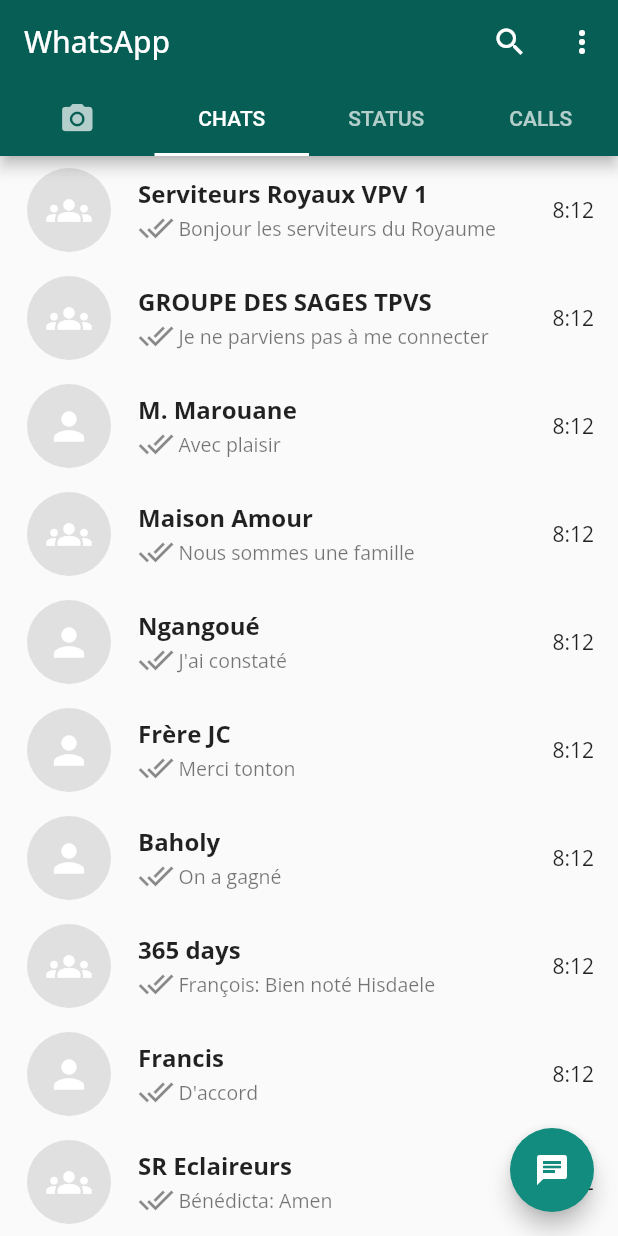
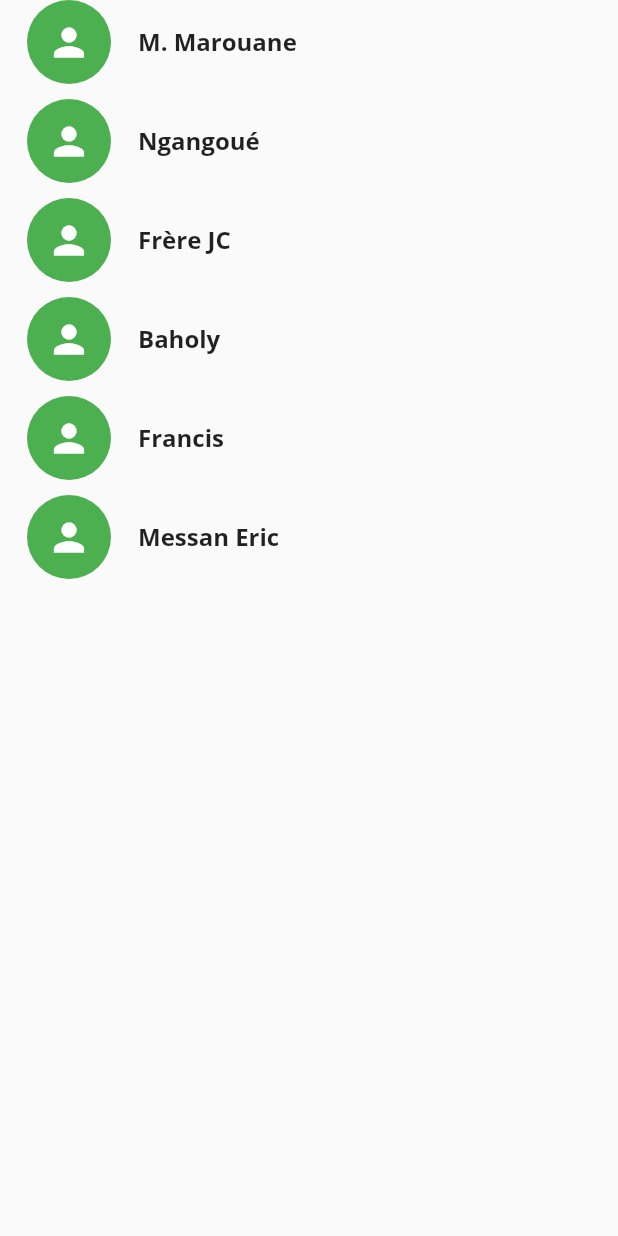
Before and after one commit to Hisdaele/whatsapp-clone, a Flutter app: the screen it shows after launch, on a phone screen of 412 x 824 dp. Run offline on Flutter 3.47's test engine with Material 2 defaults, Android fonts, the phone set to English and light mode, and no system bars; our stand-ins replace camera, google_fonts, socket_io_client, video_player.

```diff
--- a/mobile/lib/custom_ui/custom_card.dart
+++ b/mobile/lib/custom_ui/custom_card.dart
@@ -5,8 +5,10 @@ import '../models/chat.dart';
 
 class CustomCard extends StatelessWidget {
   final Chat chat;
+  final Chat sourceChat;
 
-  const CustomCard({Key? key, required this.chat}) : super(key: key);
+  const CustomCard({Key? key, required this.chat, required this.sourceChat})
+      : super(key: key);
 
   @override
   Widget build(BuildContext context) {
@@ -17,6 +19,7 @@ class CustomCard extends StatelessWidget {
           MaterialPageRoute(
               builder: (context) => IndividualScreen(
                     chat: chat,
+                sourceChat: sourceChat
                   )),
         );
       },
--- a/mobile/lib/main.dart
+++ b/mobile/lib/main.dart
@@ -3,6 +3,7 @@ import 'package:flutter/material.dart';
 import 'package:google_fonts/google_fonts.dart';
 import 'package:whatsapp/screens/camera_screen.dart';
 import 'package:whatsapp/screens/home_screen.dart';
+import 'package:whatsapp/screens/login_screen.dart';
 
 Future<void> main() async {
   WidgetsFlutterBinding.ensureInitialized();
@@ -21,7 +22,7 @@ class App extends StatelessWidget {
             primaryColor: const Color(0xFF075E54),
             accentColor: const Color(0xFF128C7E)
         ),
-        home: const HomeScreen()
+        home: const LoginScreen()
     );
   }
 }
--- a/mobile/lib/models/chat.dart
+++ b/mobile/lib/models/chat.dart
@@ -1,4 +1,5 @@
 class Chat {
+  int id;
   String name;
   String icon;
   bool isGroup;
@@ -6,6 +7,7 @@ class Chat {
   String currentMessage;
 
   Chat({
+    required this.id,
     required this.name,
     required this.icon,
     required this.isGroup,
--- a/mobile/lib/screens/home_screen.dart
+++ b/mobile/lib/screens/home_screen.dart
@@ -2,8 +2,12 @@ import 'package:flutter/material.dart';
 import 'package:whatsapp/pages/camera_page.dart';
 import 'package:whatsapp/pages/chat_page.dart';
 
+import '../models/chat.dart';
+
 class HomeScreen extends StatefulWidget {
-  const HomeScreen({Key? key}) : super(key: key);
+  final List<Chat> chats;
+  final Chat sourceChat;
+  const HomeScreen({Key? key, required this.chats, required this.sourceChat}) : super(key: key);
 
   @override
   _HomeScreenState createState() => _HomeScreenState();
@@ -73,11 +77,11 @@ class _HomeScreenState extends State<HomeScreen>
       ),
       body: TabBarView(
         controller: _controller,
-        children: const [
-          CameraPage(),
-          ChatPage(),
-          Text("Status"),
-          Text("Calls")
+        children:  [
+          const CameraPage(),
+          ChatPage(chats: widget.chats,sourceChat: widget.sourceChat,),
+          const Text("Status"),
+          const Text("Calls")
         ],
       ),
     );
--- /dev/null
+++ b/mobile/lib/screens/login_screen.dart
@@ -0,0 +1,86 @@
+import 'package:flutter/material.dart';
+import 'package:whatsapp/custom_ui/button_card.dart';
+import 'package:whatsapp/screens/home_screen.dart';
+
+import '../models/chat.dart';
+
+class LoginScreen extends StatefulWidget {
+  const LoginScreen({Key? key}) : super(key: key);
+
+  @override
+  State<LoginScreen> createState() => _LoginScreenState();
+}
+
+class _LoginScreenState extends State<LoginScreen> {
+  late Chat sourceChat;
+  List<Chat> chats = [
+    Chat(
+        name: 'M. Marouane',
+        icon: 'person.svg',
+        isGroup: false,
+        time: '8:12',
+        currentMessage: 'Avec plaisir ',
+        id: 1),
+    Chat(
+        name: 'Ngangoué',
+        icon: 'person.svg',
+        isGroup: false,
+        time: '8:12',
+        currentMessage: "J'ai constaté",
+        id: 2),
+    Chat(
+        name: 'Frère JC',
+        icon: 'person.svg',
+        isGroup: false,
+        time: '8:12',
+        currentMessage: 'Merci tonton',
+        id: 3),
+    Chat(
+        name: 'Baholy',
+        icon: 'person.svg',
+        isGroup: false,
+        time: '8:12',
+        currentMessage: 'On a gagné',
+        id: 4),
+    Chat(
+        name: 'Francis',
+        icon: 'person.svg',
+        isGroup: false,
+        time: '8:12',
+        currentMessage: "D'accord",
+        id: 5),
+    Chat(
+        name: 'Messan Eric',
+        icon: 'person.svg',
+        isGroup: false,
+        time: '8:12',
+        currentMessage: 'Shalom Eric',
+        id: 6),
+  ];
+
+  @override
+  Widget build(BuildContext context) {
+    return Scaffold(
+      body: ListView.separated(
+        itemCount: chats.length,
+        itemBuilder: (_, index) => InkWell(
+            onTap: () {
+              sourceChat = chats.removeAt(index);
+              Navigator.pushReplacement(
+                  context,
+                  MaterialPageRoute(
+                      builder: (builder) => HomeScreen(
+                            chats: chats,
+                            sourceChat: sourceChat,
+                          )));
+            },
+            child: ButtonCard(name: chats[index].name, icon: Icons.person)),
+        separatorBuilder: (BuildContext context, int index) {
+          return const SizedBox(
+            height: 10,
+          );
+        },
+      ),
+    );
+  }
+}
```
Also changed, not shown: mobile/lib/pages/chat_page.dart (+12 -5 lines), mobile/lib/screens/individual_screen.dart (+31 -12 lines), 1 other file.
